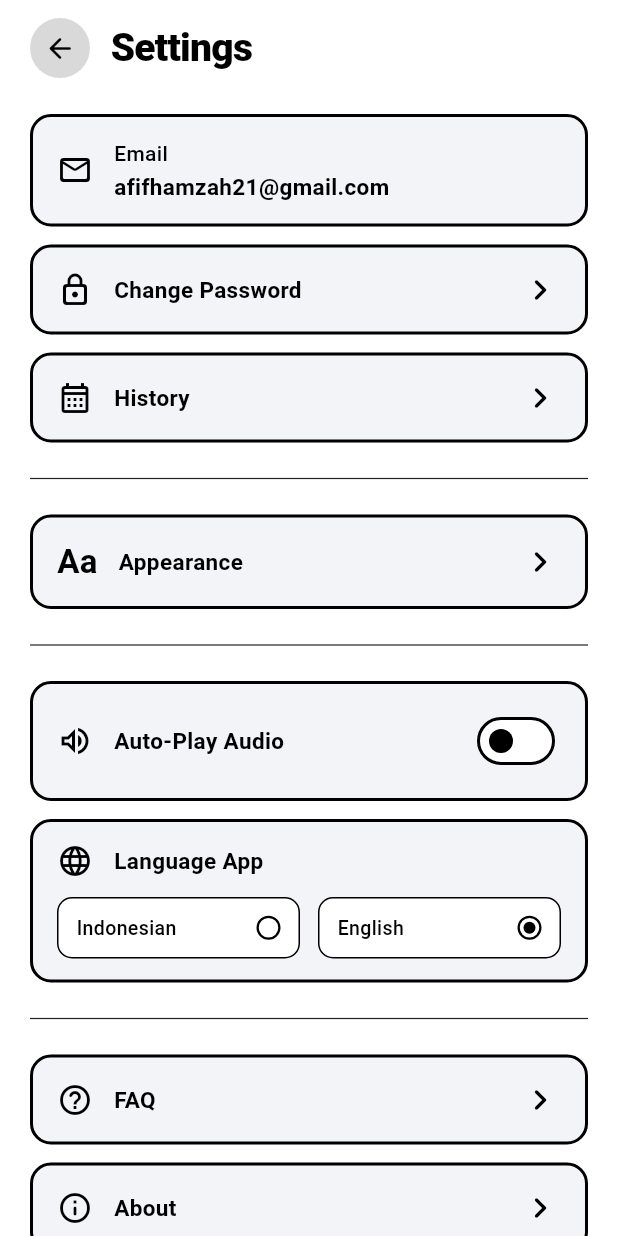
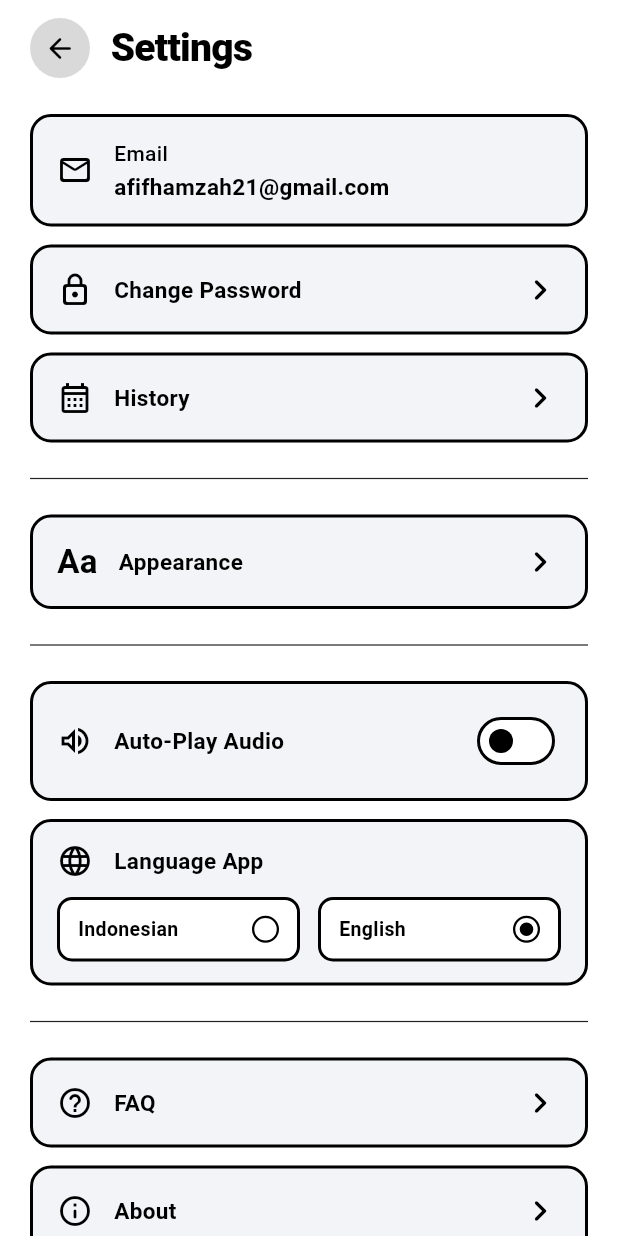
Before and after one commit to senjaikuyo/eye_lens, a Flutter app: the SettingsScreen screen opened directly, on a phone screen of 412 x 824 dp. Run offline on Flutter 3.47's test engine with Material 3 defaults, Android fonts, the phone set to English and light mode, and no system bars.

Commit message:
fix: resolve provider outside widget tree exception and update clean camera background asset

```diff
--- a/lib/core/app_strings.dart
+++ b/lib/core/app_strings.dart
@@ -7,8 +7,10 @@ class AppStrings {
 
   const AppStrings({required this.isIndonesian});
 
-  static AppStrings of(BuildContext context) {
-    final languageProvider = context.watch<LanguageProvider>();
+  static AppStrings of(BuildContext context, {bool listen = true}) {
+    final languageProvider = listen
+        ? Provider.of<LanguageProvider>(context, listen: true)
+        : Provider.of<LanguageProvider>(context, listen: false);
     return AppStrings(isIndonesian: languageProvider.isIndonesian);
   }
 
--- a/lib/screens/settings/settings_screen.dart
+++ b/lib/screens/settings/settings_screen.dart
@@ -20,13 +20,10 @@ class SettingsScreen extends StatefulWidget {
 class _SettingsScreenState extends State<SettingsScreen> {
   bool _autoPlayAudio = false;
 
-  void _showLogoutDialog() {
-    final isDark = Theme.of(context).brightness == Brightness.dark;
-    final strings = AppStrings.of(context);
-
+  void _showLogoutDialog(BuildContext context, AppStrings strings, bool isDark) {
     showDialog(
       context: context,
-      builder: (context) => AlertDialog(
+      builder: (dialogContext) => AlertDialog(
         backgroundColor: isDark ? const Color(0xFF1E1E1E) : Colors.white,
         shape: RoundedRectangleBorder(
           borderRadius: BorderRadius.circular(16),
@@ -47,7 +44,7 @@ class _SettingsScreenState extends State<SettingsScreen> {
         ),
         actions: [
           TextButton(
-            onPressed: () => Navigator.of(context).pop(),
+            onPressed: () => Navigator.of(dialogContext).pop(),
             child: Text(
               strings.cancel,
               style: TextStyle(
@@ -65,7 +62,7 @@ class _SettingsScreenState extends State<SettingsScreen> {
               ),
             ),
             onPressed: () {
-              Navigator.of(context).pop(); // Close dialog
+              Navigator.of(dialogContext).pop(); // Close dialog
               Navigator.of(context).pushAndRemoveUntil(
                 MaterialPageRoute(builder: (context) => const LoginScreen()),
                 (route) => false,
@@ -82,16 +79,14 @@ class _SettingsScreenState extends State<SettingsScreen> {
   }
 
   Widget _buildCard({
+    required bool isDark,
+    required bool isHighContrast,
     required Widget icon,
     required Widget child,
     VoidCallback? onTap,
     Widget? trailing,
     bool isDestructive = false,
   }) {
-    final themeProvider = context.watch<ThemeProvider>();
-    final isDark = themeProvider.isDark(context);
-    final isHighContrast = themeProvider.isHighContrast;
-
     final borderColor = isDestructive
         ? const Color(0xFFEF4444)
         : (isHighContrast
@@ -186,6 +181,8 @@ class _SettingsScreenState extends State<SettingsScreen> {
 
               // 1. Email Card
               _buildCard(
+                isDark: isDark,
+                isHighContrast: isHighContrast,
                 icon: Icon(
                   Icons.mail_outline_rounded,
                   color: isDark ? Colors.white : Colors.black,
@@ -219,6 +216,8 @@ class _SettingsScreenState extends State<SettingsScreen> {
 
               // 2. Change Password
               _buildCard(
+                isDark: isDark,
+                isHighContrast: isHighContrast,
                 icon: Icon(
                   Icons.lock_outline_rounded,
                   color: isDark ? Colors.white : Colors.black,
@@ -250,6 +249,8 @@ class _SettingsScreenState extends State<SettingsScreen> {
 
               // 3. History
               _buildCard(
+                isDark: isDark,
+                isHighContrast: isHighContrast,
                 icon: Icon(
                   Icons.calendar_month_outlined,
                   color: isDark ? Colors.white : Colors.black,
@@ -286,6 +287,8 @@ class _SettingsScreenState extends State<SettingsScreen> {
 
               // 4. Appearance
               _buildCard(
+                isDark: isDark,
+                isHighContrast: isHighContrast,
                 icon: Text(
                   'Aa',
                   style: TextStyle(
@@ -325,6 +328,8 @@ class _SettingsScreenState extends State<SettingsScreen> {
 
               // 5. Auto-Play Audio Switch
               _buildCard(
+                isDark: isDark,
+                isHighContrast: isHighContrast,
                 icon: Icon(
                   Icons.volume_up_outlined,
                   color: isDark ? Colors.white : Colors.black,
@@ -390,7 +395,10 @@ class _SettingsScreenState extends State<SettingsScreen> {
                       children: [
                         // Indonesian Radio Pill
                         Expanded(
-                          child: GestureDetector(
+                          child: Material(
+                            color: Colors.transparent,
+                            child: InkWell(
+                              borderRadius: BorderRadius.circular(10),
                               onTap: () {
                                 context.read<LanguageProvider>().setLanguage('Indonesian');
                               },
@@ -403,8 +411,10 @@ class _SettingsScreenState extends State<SettingsScreen> {
                                   color: isDark ? const Color(0xFF2A2A2A) : Colors.white,
                                   borderRadius: BorderRadius.circular(10),
                                   border: Border.all(
-                                  color: isDark ? const Color(0xFF555555) : Colors.black,
-                                  width: 1.0,
+                                    color: isHighContrast
+                                        ? (isDark ? Colors.white : Colors.black)
+                                        : (isDark ? const Color(0xFF555555) : Colors.black),
+                                    width: isHighContrast ? 2.0 : 1.0,
                                   ),
                                 ),
                                 child: Row(
@@ -416,12 +426,12 @@ class _SettingsScreenState extends State<SettingsScreen> {
                                       style: TextStyle(
                                         color: isDark ? Colors.white : Colors.black,
                                         fontSize: 13,
-                                      fontWeight: FontWeight.w500,
+                                        fontWeight: FontWeight.w600,
                                       ),
                                     ),
                                     Container(
-                                    width: 16,
-                                    height: 16,
+                                      width: 18,
+                                      height: 18,
                                       decoration: BoxDecoration(
                                         shape: BoxShape.circle,
                                         border: Border.all(
@@ -432,8 +442,8 @@ class _SettingsScreenState extends State<SettingsScreen> {
                                       child: selectedLanguage == 'Indonesian'
                                           ? Center(
                                               child: Container(
-                                              width: 8,
-                                              height: 8,
+                                                width: 9,
+                                                height: 9,
                                                 decoration: BoxDecoration(
                                                   color: isDark ? Colors.white : Colors.black,
                                                   shape: BoxShape.circle,
@@ -447,11 +457,15 @@ class _SettingsScreenState extends State<SettingsScreen> {
                               ),
                             ),
                           ),
+                        ),
                         const SizedBox(width: 12),
 
                         // English Radio Pill
                         Expanded(
-                          child: GestureDetector(
+                          child: Material(
+                            color: Colors.transparent,
+                            child: InkWell(
+                              borderRadius: BorderRadius.circular(10),
                               onTap: () {
                                 context.read<LanguageProvider>().setLanguage('English');
                               },
@@ -464,8 +478,10 @@ class _SettingsScreenState extends State<SettingsScreen> {
                                   color: isDark ? const Color(0xFF2A2A2A) : Colors.white,
                                   borderRadius: BorderRadius.circular(10),
                                   border: Border.all(
-                                  color: isDark ? const Color(0xFF555555) : Colors.black,
-                                  width: 1.0,
+                                    color: isHighContrast
+                                        ? (isDark ? Colors.white : Colors.black)
+                                        : (isDark ? const Color(0xFF555555) : Colors.black),
+                                    width: isHighContrast ? 2.0 : 1.0,
                                   ),
                                 ),
                                 child: Row(
@@ -477,12 +493,12 @@ class _SettingsScreenState extends State<SettingsScreen> {
                                       style: TextStyle(
                                         color: isDark ? Colors.white : Colors.black,
                                         fontSize: 13,
-                                      fontWeight: FontWeight.w500,
+                                        fontWeight: FontWeight.w600,
                                       ),
                                     ),
                                     Container(
-                                    width: 16,
-                                    height: 16,
+                                      width: 18,
+                                      height: 18,
                                       decoration: BoxDecoration(
                                         shape: BoxShape.circle,
                                         border: Border.all(
@@ -493,8 +509,8 @@ class _SettingsScreenState extends State<SettingsScreen> {
                                       child: selectedLanguage == 'English'
                                           ? Center(
                                               child: Container(
-                                              width: 8,
-                                              height: 8,
+                                                width: 9,
+                                                height: 9,
                                                 decoration: BoxDecoration(
                                                   color: isDark ? Colors.white : Colors.black,
                                                   shape: BoxShape.circle,
@@ -504,6 +520,7 @@ class _SettingsScreenState extends State<SettingsScreen> {
                                           : null,
                                     ),
                                   ],
+                                ),
                               ),
                             ),
                           ),
@@ -523,6 +540,8 @@ class _SettingsScreenState extends State<SettingsScreen> {
 
               // 7. FAQ
               _buildCard(
+                isDark: isDark,
+                isHighContrast: isHighContrast,
                 icon: Icon(
                   Icons.help_outline_rounded,
                   color: isDark ? Colors.white : Colors.black,
@@ -554,6 +573,8 @@ class _SettingsScreenState extends State<SettingsScreen> {
 
               // 8. About
               _buildCard(
+                isDark: isDark,
+                isHighContrast: isHighContrast,
                 icon: Icon(
                   Icons.info_outline_rounded,
                   color: isDark ? Colors.white : Colors.black,
@@ -591,6 +612,8 @@ class _SettingsScreenState extends State<SettingsScreen> {
 
               // 9. LOG OUT BUTTON
               _buildCard(
+                isDark: isDark,
+                isHighContrast: isHighContrast,
                 isDestructive: true,
                 icon: const Icon(
                   Icons.logout_rounded,
@@ -610,7 +633,7 @@ class _SettingsScreenState extends State<SettingsScreen> {
                   color: Color(0xFFEF4444),
                   size: 28,
                 ),
-                onTap: _showLogoutDialog,
+                onTap: () => _showLogoutDialog(context, strings, isDark),
               ),
 
               const SizedBox(height: 36),
```
Also changed, not shown: assets/images/UI Scanning Teks.png, assets/images/UI Validasi.png. Lines whose indentation alone changed are shown as unchanged.
